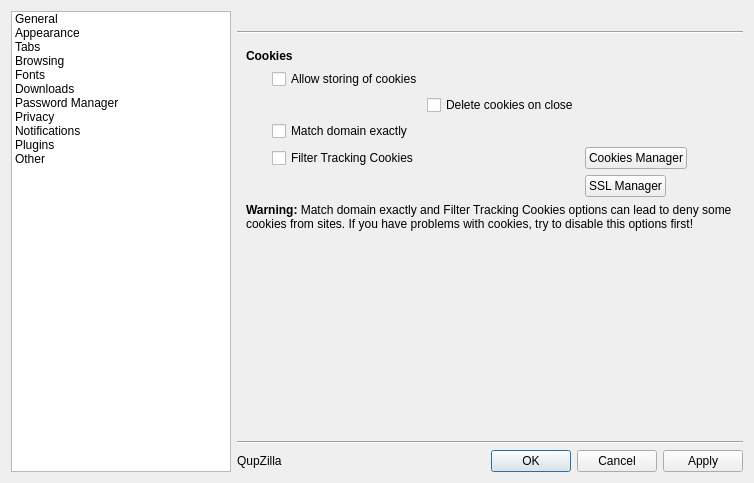
Old version of the form src/preferences/preferences.ui in the repository QupZilla/qupzilla.
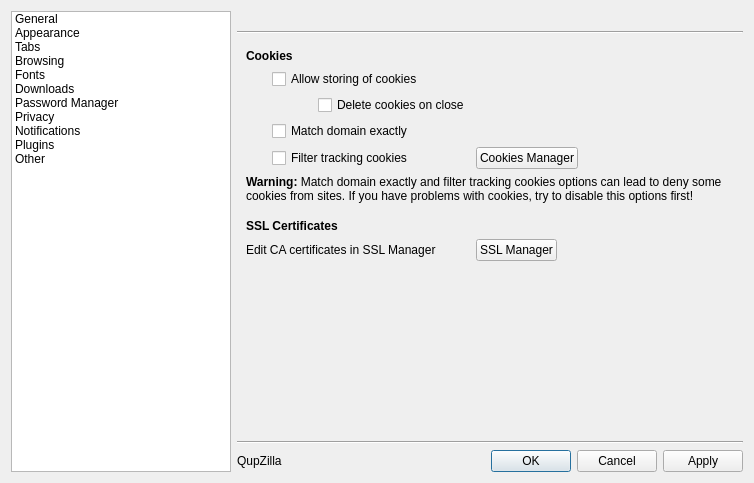
New version of the form. The open tabs and pages were chosen to show the change.

Commit message: Added option to Enable/Disable HTML5 local storage + delete it on close. - also fixed enable/disable history option

```diff
--- a/src/preferences/preferences.ui
+++ b/src/preferences/preferences.ui
@@ -1099,6 +1099,9 @@
                <property name="orientation">
                 <enum>Qt::Horizontal</enum>
                </property>
+               <property name="sizeType">
+                <enum>QSizePolicy::Fixed</enum>
+               </property>
                <property name="sizeHint" stdset="0">
                 <size>
                  <width>40</width>
@@ -1107,8 +1110,22 @@
                </property>
               </spacer>
              </item>
+             <item row="3" column="0" colspan="3">
+              <widget class="QCheckBox" name="html5storage">
+               <property name="text">
+                <string>Allow HTML5 local storage</string>
+               </property>
+              </widget>
+             </item>
+             <item row="4" column="1">
+              <widget class="QCheckBox" name="deleteHtml5storageOnClose">
+               <property name="text">
+                <string>Delete local storage on close</string>
+               </property>
+              </widget>
+             </item>
              <item row="2" column="2">
-              <spacer name="horizontalSpacer_23">
+              <spacer name="horizontalSpacer_21">
                <property name="orientation">
                 <enum>Qt::Horizontal</enum>
                </property>
@@ -1642,7 +1659,7 @@
      </widget>
      <widget class="QWidget" name="stackedWidgetPage6">
       <layout class="QGridLayout" name="gridLayout_12">
-       <item row="1" column="0">
+       <item row="3" column="0">
         <spacer name="verticalSpacer_3">
          <property name="orientation">
           <enum>Qt::Vertical</enum>
@@ -1667,7 +1684,7 @@
          <item row="4" column="1" colspan="2">
           <widget class="QCheckBox" name="filterTracking">
            <property name="text">
-            <string>Filter Tracking Cookies</string>
+            <string>Filter tracking cookies</string>
            </property>
           </widget>
          </item>
@@ -1685,19 +1702,6 @@
            </property>
           </widget>
          </item>
-         <item row="2" column="1">
-          <spacer name="horizontalSpacer_5">
-           <property name="orientation">
-            <enum>Qt::Horizontal</enum>
-           </property>
-           <property name="sizeHint" stdset="0">
-            <size>
-             <width>40</width>
-             <height>20</height>
-            </size>
-           </property>
-          </spacer>
-         </item>
          <item row="3" column="1" colspan="3">
           <widget class="QCheckBox" name="matchExactly">
            <property name="text">
@@ -1721,23 +1725,10 @@
            </property>
           </spacer>
          </item>
-         <item row="2" column="3">
-          <spacer name="horizontalSpacer_21">
-           <property name="orientation">
-            <enum>Qt::Horizontal</enum>
-           </property>
-           <property name="sizeHint" stdset="0">
-            <size>
-             <width>40</width>
-             <height>20</height>
-            </size>
-           </property>
-          </spacer>
-         </item>
-         <item row="6" column="0" colspan="4">
+         <item row="5" column="0" colspan="4">
           <widget class="QLabel" name="label_19">
            <property name="text">
-            <string>&lt;b&gt;Warning:&lt;/b&gt; Match domain exactly and Filter Tracking Cookies options can lead to deny some cookies from sites. If you have problems with cookies, try to disable this options first!</string>
+            <string>&lt;b&gt;Warning:&lt;/b&gt; Match domain exactly and filter tracking cookies options can lead to deny some cookies from sites. If you have problems with cookies, try to disable this options first!</string>
            </property>
            <property name="wordWrap">
             <bool>true</bool>
@@ -1757,7 +1748,30 @@
            </property>
           </widget>
          </item>
-         <item row="5" column="3">
+         <item row="2" column="1">
+          <spacer name="horizontalSpacer_5">
+           <property name="orientation">
+            <enum>Qt::Horizontal</enum>
+           </property>
+           <property name="sizeType">
+            <enum>QSizePolicy::Fixed</enum>
+           </property>
+           <property name="sizeHint" stdset="0">
+            <size>
+             <width>40</width>
+             <height>20</height>
+            </size>
+           </property>
+          </spacer>
+         </item>
+         <item row="7" column="0" colspan="4">
+          <widget class="QLabel" name="label_48">
+           <property name="text">
+            <string>&lt;b&gt;SSL Certificates&lt;/b&gt;</string>
+           </property>
+          </widget>
+         </item>
+         <item row="8" column="3">
           <widget class="QPushButton" name="sslManagerButton">
            <property name="sizePolicy">
             <sizepolicy hsizetype="Fixed" vsizetype="Fixed">
@@ -1770,6 +1784,45 @@
            </property>
           </widget>
          </item>
+         <item row="8" column="0" colspan="3">
+          <widget class="QLabel" name="label_49">
+           <property name="text">
+            <string>Edit CA certificates in SSL Manager</string>
+           </property>
+           <property name="wordWrap">
+            <bool>true</bool>
+           </property>
+          </widget>
+         </item>
+         <item row="6" column="0" colspan="4">
+          <spacer name="verticalSpacer_16">
+           <property name="orientation">
+            <enum>Qt::Vertical</enum>
+           </property>
+           <property name="sizeType">
+            <enum>QSizePolicy::Fixed</enum>
+           </property>
+           <property name="sizeHint" stdset="0">
+            <size>
+             <width>20</width>
+             <height>10</height>
+            </size>
+           </property>
+          </spacer>
+         </item>
+         <item row="2" column="3">
+          <spacer name="horizontalSpacer_22">
+           <property name="orientation">
+            <enum>Qt::Horizontal</enum>
+           </property>
+           <property name="sizeHint" stdset="0">
+            <size>
+             <width>40</width>
+             <height>20</height>
+            </size>
+           </property>
+          </spacer>
+         </item>
         </layout>
        </item>
       </layout>
```
Left out of the diff: 1 changed line with no effect on the pictures. The commit also changes 22 other files.
